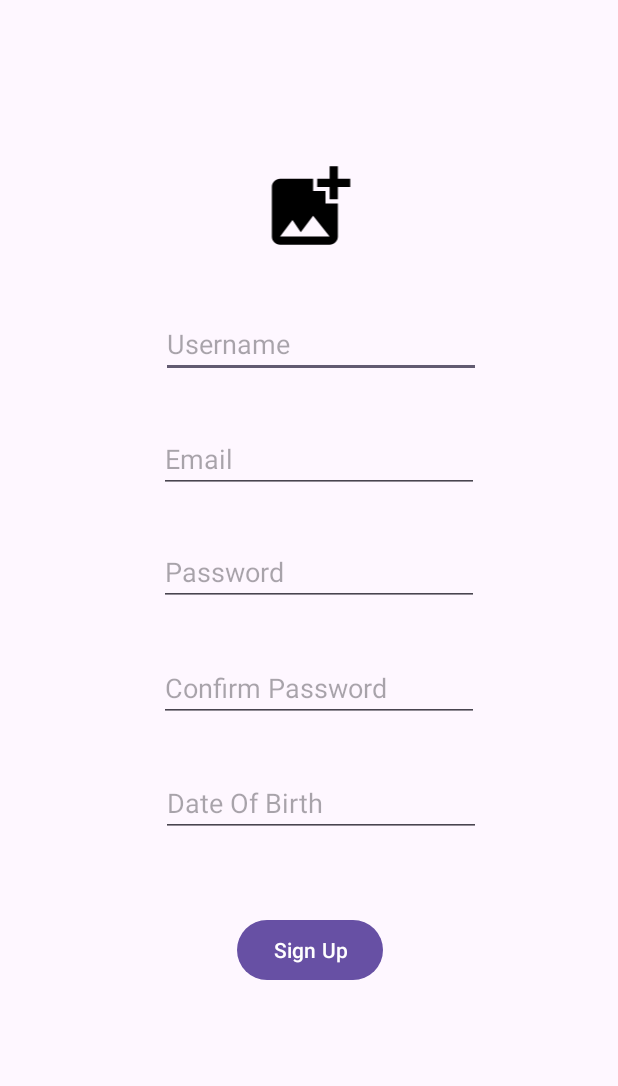
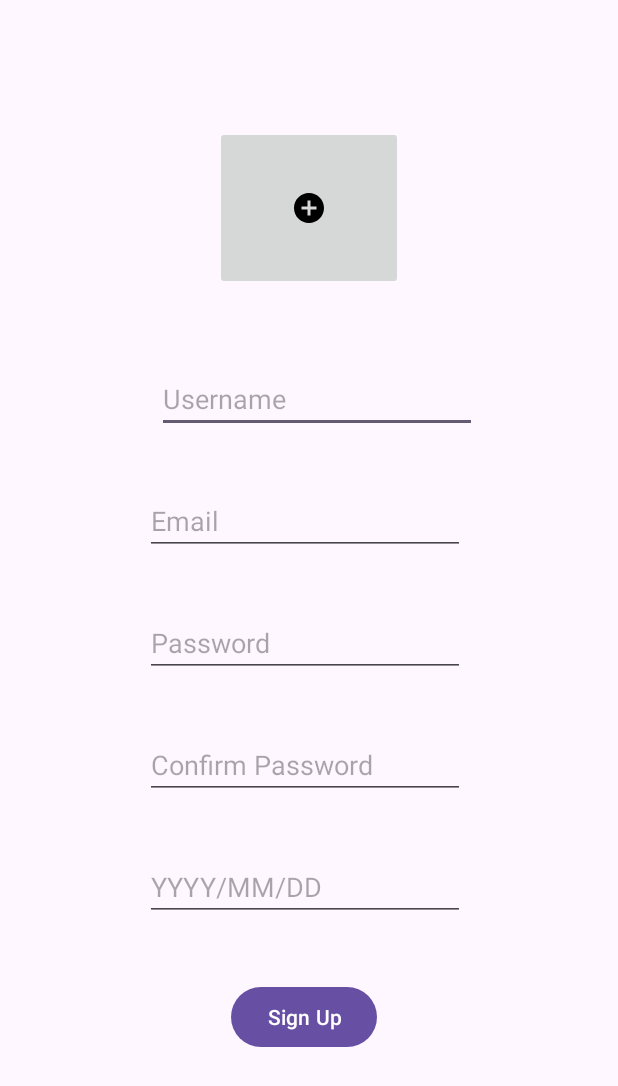
Before and after one commit to thecodemonster1/Wonder-Trip, an Android app: the SignInActivity screen opened directly, with no data from a screen before it, on a phone screen of 412 x 824 dp. Shown: the top 1086 px of the screen. Run offline under Robolectric (Android 15) with nearby library versions, the phone set to English and light mode, and no system bars.

Commit message:
Sign Up Feture updated (Bug Fixes)

```diff
--- a/app/src/main/java/com/example/wonder_trip_project/SignInActivity.java
+++ b/app/src/main/java/com/example/wonder_trip_project/SignInActivity.java
@@ -3,10 +3,14 @@ package com.example.wonder_trip_project;
 import androidx.appcompat.app.AppCompatActivity;
 
 import android.content.Intent;
+import android.net.Uri;
 import android.os.Bundle;
 import android.view.View;
 import android.widget.Button;
 import android.widget.EditText;
+import android.widget.ImageButton;
+import android.widget.ImageView;
+import android.widget.Toast;
 
 public class SignInActivity extends AppCompatActivity {
     EditText txtUsername;
@@ -15,6 +19,7 @@ public class SignInActivity extends AppCompatActivity {
     EditText txtPassword2;
     EditText txtDOB;
     Button btnSignUp;
+    ImageButton imgButton;
 
     @Override
     protected void onCreate(Bundle savedInstanceState) {
@@ -27,6 +32,7 @@ public class SignInActivity extends AppCompatActivity {
         txtPassword2 = findViewById(R.id.txtRegPassword2);
         txtDOB = findViewById(R.id.txtRegDOB);
         btnSignUp = findViewById(R.id.btnSignUp);
+        imgButton = findViewById(R.id.imgButton);
 
         btnSignUp.setOnClickListener(new View.OnClickListener() {
             @Override
@@ -34,7 +40,15 @@ public class SignInActivity extends AppCompatActivity {
                 btnSignUpHandler();
             }
         });
+
+        imgButton.setOnClickListener(new View.OnClickListener() {
+            @Override
+            public void onClick(View view) {
+
+            }
+        });
     }
+
 
     public void btnSignUpHandler(){
         String username = txtUsername.getText().toString();
@@ -44,12 +58,40 @@ public class SignInActivity extends AppCompatActivity {
         String dob = txtDOB.getText().toString();
 
         System.out.println("Usrname: "+username + "\nEmail: " + email + "\nPassword: " + password + "\nPassword2: " + password2 + "\nDate Of Birth: " + dob);
+
+        if (!username.isEmpty() && !email.isEmpty() && !password.isEmpty() && !password2.isEmpty() && !dob.isEmpty()){
+//            Toast.makeText(MainActivity.this, "Username: " + username + " Password: " + password, Toast.LENGTH_SHORT).show();
+            if (password.equals(password2)){
+                Toast.makeText(SignInActivity.this, "Successfully Signed Up", Toast.LENGTH_SHORT).show();
+                Intent intent = new Intent(SignInActivity.this, MainActivity.class);
+                startActivity(intent);
+            }else {
+                Toast.makeText(SignInActivity.this, "Passwords are doesn't match", Toast.LENGTH_SHORT).show();
+            }
+        }else{
+            Toast.makeText(SignInActivity.this, "You missed on or more field to fill", Toast.LENGTH_SHORT).show();
+        }
+
     }
 
-    // Click handling method
-    public void onClickableTextClick(View view) {
-        // Create an Intent to navigate to the next activity
-        Intent intent = new Intent(this, MainActivity.class);
-        startActivity(intent);
-    }
+
+//    private void openImagePicker() {
+//        Intent intent = new Intent(Intent.ACTION_PICK, android.provider.MediaStore.Images.Media.EXTERNAL_CONTENT_URI);
+//        startActivityForResult(intent, PICK_IMAGE_REQUEST);
+//    }
+//
+//    // Handle the result of the image picker
+//    @Override
+//    protected void onActivityResult(int requestCode, int resultCode, Intent data) {
+//        super.onActivityResult(requestCode, resultCode, data);
+//
+//        if (requestCode == PICK_IMAGE_REQUEST && resultCode == RESULT_OK && data != null && data.getData() != null) {
+//            // Handle the selected image URI, e.g., display it in an ImageView
+//            Uri selectedImageUri = data.getData();
+//            ImageView imageView = findViewById(R.id.imgButton);
+//            imageView.setImageURI(selectedImageUri);
+//        }
+//    }
+//
+//    private static final int PICK_IMAGE_REQUEST = 1;
 }
--- a/app/src/main/res/layout/activity_sign_in.xml
+++ b/app/src/main/res/layout/activity_sign_in.xml
@@ -6,39 +6,32 @@
     android:layout_height="match_parent"
     tools:context=".SignInActivity">
 
-    <ImageView
-        android:id="@+id/imageView2"
-        android:layout_width="113dp"
-        android:layout_height="66dp"
-        android:layout_marginStart="149dp"
-        android:layout_marginTop="105dp"
-        android:layout_marginEnd="149dp"
-        app:layout_constraintEnd_toEndOf="parent"
-        app:layout_constraintStart_toStartOf="parent"
-        app:layout_constraintTop_toTopOf="parent"
-        app:srcCompat="@drawable/baseline_add_photo_alternate_24" />
-
     <EditText
         android:id="@+id/txtRegUsername"
         android:layout_width="wrap_content"
         android:layout_height="wrap_content"
-        android:layout_marginStart="107dp"
-        android:layout_marginTop="35dp"
+        android:layout_marginStart="88dp"
+        android:layout_marginTop="50dp"
+        android:layout_marginEnd="94dp"
         android:ems="10"
         android:hint="Username"
         android:inputType="text"
+        app:layout_constraintEnd_toEndOf="parent"
+        app:layout_constraintHorizontal_bias="1.0"
         app:layout_constraintStart_toStartOf="parent"
-        app:layout_constraintTop_toBottomOf="@+id/imageView2" />
+        app:layout_constraintTop_toBottomOf="@+id/imgButton" />
 
     <EditText
         android:id="@+id/txtRegEmail"
         android:layout_width="wrap_content"
         android:layout_height="wrap_content"
-        android:layout_marginStart="106dp"
-        android:layout_marginTop="31dp"
+        android:layout_marginStart="88dp"
+        android:layout_marginTop="36dp"
+        android:layout_marginEnd="94dp"
         android:ems="10"
         android:hint="Email"
         android:inputType="textEmailAddress"
+        app:layout_constraintEnd_toEndOf="parent"
         app:layout_constraintStart_toStartOf="parent"
         app:layout_constraintTop_toBottomOf="@+id/txtRegUsername" />
 
@@ -46,11 +39,13 @@
         android:id="@+id/txtRegPassword"
         android:layout_width="wrap_content"
         android:layout_height="wrap_content"
-        android:layout_marginStart="106dp"
-        android:layout_marginTop="30dp"
+        android:layout_marginStart="88dp"
+        android:layout_marginTop="36dp"
+        android:layout_marginEnd="94dp"
         android:ems="10"
         android:hint="Password"
         android:inputType="textPassword"
+        app:layout_constraintEnd_toEndOf="parent"
         app:layout_constraintStart_toStartOf="parent"
         app:layout_constraintTop_toBottomOf="@+id/txtRegEmail" />
 
@@ -58,11 +53,13 @@
         android:id="@+id/txtRegPassword2"
         android:layout_width="wrap_content"
         android:layout_height="wrap_content"
-        android:layout_marginStart="106dp"
-        android:layout_marginTop="32dp"
+        android:layout_marginStart="88dp"
+        android:layout_marginTop="36dp"
+        android:layout_marginEnd="94dp"
         android:ems="10"
         android:hint="Confirm Password"
         android:inputType="textPassword"
+        app:layout_constraintEnd_toEndOf="parent"
         app:layout_constraintStart_toStartOf="parent"
         app:layout_constraintTop_toBottomOf="@+id/txtRegPassword" />
 
@@ -70,11 +67,13 @@
         android:id="@+id/txtRegDOB"
         android:layout_width="wrap_content"
         android:layout_height="wrap_content"
-        android:layout_marginStart="107dp"
-        android:layout_marginTop="31dp"
+        android:layout_marginStart="88dp"
+        android:layout_marginTop="36dp"
+        android:layout_marginEnd="94dp"
         android:ems="10"
-        android:hint="Date Of Birth"
+        android:hint="YYYY/MM/DD"
         android:inputType="date"
+        app:layout_constraintEnd_toEndOf="parent"
         app:layout_constraintStart_toStartOf="parent"
         app:layout_constraintTop_toBottomOf="@+id/txtRegPassword2" />
 
@@ -82,10 +81,22 @@
         android:id="@+id/btnSignUp"
         android:layout_width="wrap_content"
         android:layout_height="wrap_content"
-        android:layout_marginStart="158dp"
-        android:layout_marginTop="51dp"
+        android:layout_marginStart="144dp"
+        android:layout_marginTop="40dp"
+        android:layout_marginEnd="151dp"
+        android:onClick="onClickableTextClick"
         android:text="Sign Up"
+        app:layout_constraintEnd_toEndOf="parent"
         app:layout_constraintStart_toStartOf="parent"
-        app:layout_constraintTop_toBottomOf="@+id/txtRegDOB"
-        android:onClick="onClickableTextClick" />
+        app:layout_constraintTop_toBottomOf="@+id/txtRegDOB" />
+
+    <ImageButton
+        android:id="@+id/imgButton"
+        android:layout_width="125dp"
+        android:layout_height="109dp"
+        android:layout_marginTop="84dp"
+        app:layout_constraintEnd_toEndOf="parent"
+        app:layout_constraintStart_toStartOf="parent"
+        app:layout_constraintTop_toTopOf="parent"
+        app:srcCompat="@drawable/baseline_add_circle_24" />
 </androidx.constraintlayout.widget.ConstraintLayout>
```
